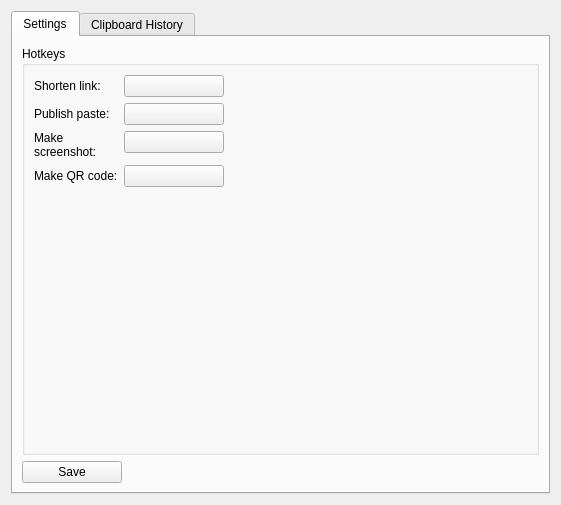
antvconst/Clipper, file src/clipper.ui: the form before one commit.
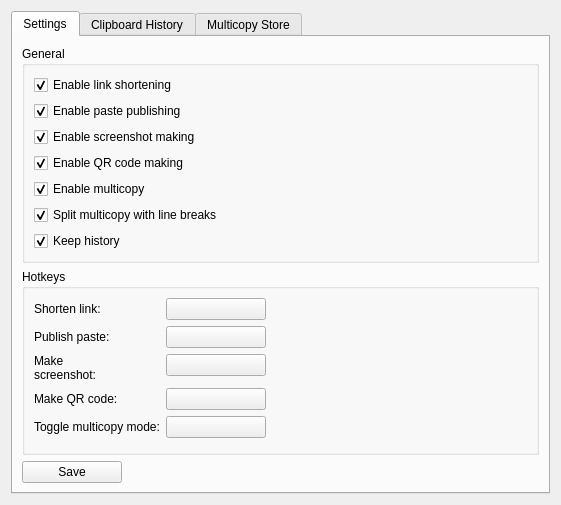
The form after the commit. Icons and pictures are not drawn.

Commit message: adds multicopy feature, new settings

Patch:
```diff
--- a/src/clipper.ui
+++ b/src/clipper.ui
@@ -27,13 +27,99 @@
       <attribute name="title">
        <string>Settings</string>
       </attribute>
-      <layout class="QVBoxLayout" name="verticalLayout_3">
+      <layout class="QVBoxLayout" name="verticalLayout_3" stretch="1,1,0">
+       <item>
+        <widget class="QGroupBox" name="groupBox_2">
+         <property name="title">
+          <string>General</string>
+         </property>
+         <layout class="QVBoxLayout" name="verticalLayout_4">
+          <item>
+           <layout class="QFormLayout" name="formLayout_2">
+            <item row="0" column="0">
+             <widget class="QCheckBox" name="linkShortening">
+              <property name="text">
+               <string>Enable link shortening</string>
+              </property>
+              <property name="checked">
+               <bool>true</bool>
+              </property>
+             </widget>
+            </item>
+            <item row="1" column="0">
+             <widget class="QCheckBox" name="pastePublishing">
+              <property name="text">
+               <string>Enable paste publishing</string>
+              </property>
+              <property name="checked">
+               <bool>true</bool>
+              </property>
+             </widget>
+            </item>
+            <item row="2" column="0">
+             <widget class="QCheckBox" name="screenshotMaking">
+              <property name="text">
+               <string>Enable screenshot making</string>
+              </property>
+              <property name="checked">
+               <bool>true</bool>
+              </property>
+             </widget>
+            </item>
+            <item row="3" column="0">
+             <widget class="QCheckBox" name="QRCode">
+              <property name="text">
+               <string>Enable QR code making</string>
+              </property>
+              <property name="checked">
+               <bool>true</bool>
+              </property>
+             </widget>
+            </item>
+            <item row="5" column="0">
+             <widget class="QCheckBox" name="splitMulticopy">
+              <property name="text">
+               <string>Split multicopy with line breaks</string>
+              </property>
+              <property name="checked">
+               <bool>true</bool>
+              </property>
+             </widget>
+            </item>
+            <item row="4" column="0">
+             <widget class="QCheckBox" name="Multicopy">
+              <property name="text">
+               <string>Enable multicopy</string>
+              </property>
+              <property name="checked">
+               <bool>true</bool>
+              </property>
+             </widget>
+            </item>
+            <item row="6" column="0">
+             <widget class="QCheckBox" name="keepHistory">
+              <property name="text">
+               <string>Keep history</string>
+              </property>
+              <property name="checked">
+               <bool>true</bool>
+              </property>
+             </widget>
+            </item>
+           </layout>
+          </item>
+         </layout>
+        </widget>
+       </item>
        <item>
         <widget class="QGroupBox" name="groupBox">
          <property name="title">
           <string>Hotkeys</string>
          </property>
          <layout class="QFormLayout" name="formLayout">
+          <property name="fieldGrowthPolicy">
+           <enum>QFormLayout::AllNonFixedFieldsGrow</enum>
+          </property>
           <item row="0" column="0">
            <widget class="QLabel" name="label">
             <property name="text">
@@ -74,19 +160,6 @@
             </property>
            </widget>
           </item>
-          <item row="2" column="1">
-           <widget class="QPushButton" name="makeScreenshotButton">
-            <property name="maximumSize">
-             <size>
-              <width>100</width>
-              <height>16777215</height>
-             </size>
-            </property>
-            <property name="text">
-             <string/>
-            </property>
-           </widget>
-          </item>
           <item row="2" column="0">
            <widget class="QLabel" name="label_3">
             <property name="text">
@@ -95,8 +168,8 @@
             </property>
            </widget>
           </item>
-          <item row="3" column="1">
-           <widget class="QPushButton" name="makeQRCodeButton">
+          <item row="2" column="1">
+           <widget class="QPushButton" name="makeScreenshotButton">
             <property name="maximumSize">
              <size>
               <width>100</width>
@@ -115,6 +188,39 @@
             </property>
            </widget>
           </item>
+          <item row="3" column="1">
+           <widget class="QPushButton" name="makeQRCodeButton">
+            <property name="maximumSize">
+             <size>
+              <width>100</width>
+              <height>16777215</height>
+             </size>
+            </property>
+            <property name="text">
+             <string/>
+            </property>
+           </widget>
+          </item>
+          <item row="4" column="0">
+           <widget class="QLabel" name="label_5">
+            <property name="text">
+             <string>Toggle multicopy mode:</string>
+            </property>
+           </widget>
+          </item>
+          <item row="4" column="1">
+           <widget class="QPushButton" name="toggleMulticopyButton">
+            <property name="maximumSize">
+             <size>
+              <width>100</width>
+              <height>16777215</height>
+             </size>
+            </property>
+            <property name="text">
+             <string/>
+            </property>
+           </widget>
+          </item>
          </layout>
         </widget>
        </item>
@@ -156,6 +262,59 @@
        </item>
       </layout>
      </widget>
+     <widget class="QWidget" name="multicopyStoreTab">
+      <attribute name="title">
+       <string>Multicopy Store</string>
+      </attribute>
+      <layout class="QVBoxLayout" name="verticalLayout_5">
+       <item>
+        <widget class="QTextEdit" name="textEdit"/>
+       </item>
+       <item>
+        <layout class="QHBoxLayout" name="horizontalLayout">
+         <item>
+          <widget class="QPushButton" name="clearButton_2">
+           <property name="maximumSize">
+            <size>
+             <width>100</width>
+             <height>16777215</height>
+            </size>
+           </property>
+           <property name="text">
+            <string>Clear</string>
+           </property>
+          </widget>
+         </item>
+         <item>
+          <widget class="QPushButton" name="copyAllButton">
+           <property name="maximumSize">
+            <size>
+             <width>100</width>
+             <height>16777215</height>
+            </size>
+           </property>
+           <property name="text">
+            <string>Copy All</string>
+           </property>
+          </widget>
+         </item>
+         <item>
+          <spacer name="horizontalSpacer">
+           <property name="orientation">
+            <enum>Qt::Horizontal</enum>
+           </property>
+           <property name="sizeHint" stdset="0">
+            <size>
+             <width>40</width>
+             <height>20</height>
+            </size>
+           </property>
+          </spacer>
+         </item>
+        </layout>
+       </item>
+      </layout>
+     </widget>
     </widget>
    </item>
   </layout>
```
The commit also changes 2 other files.
